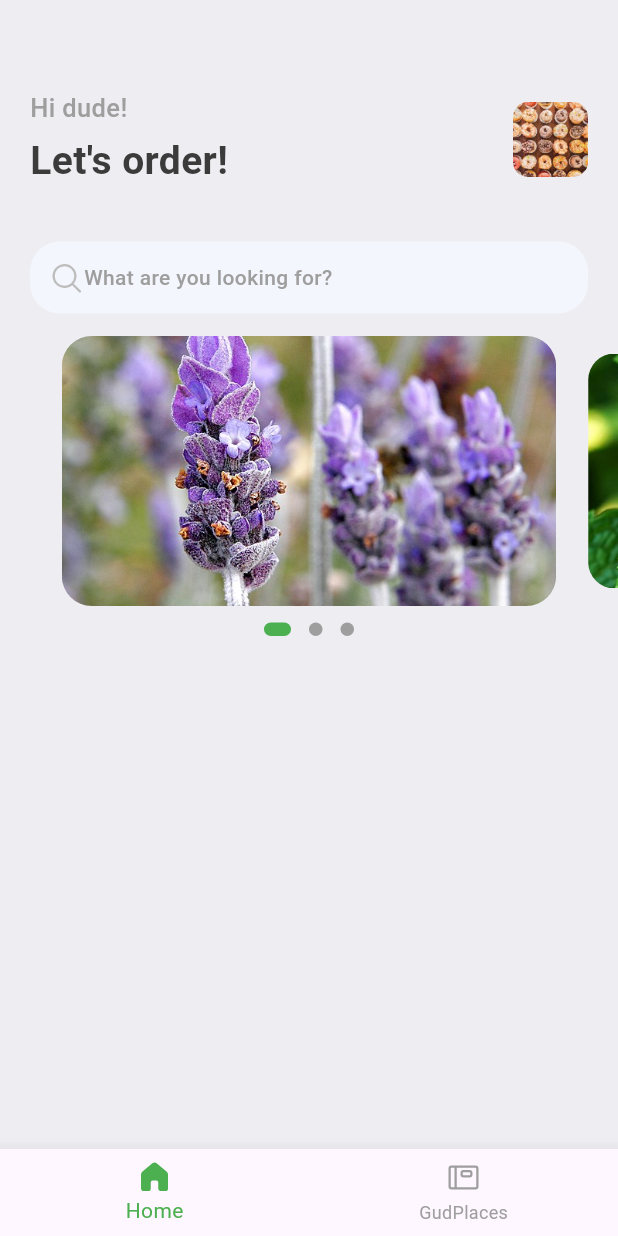
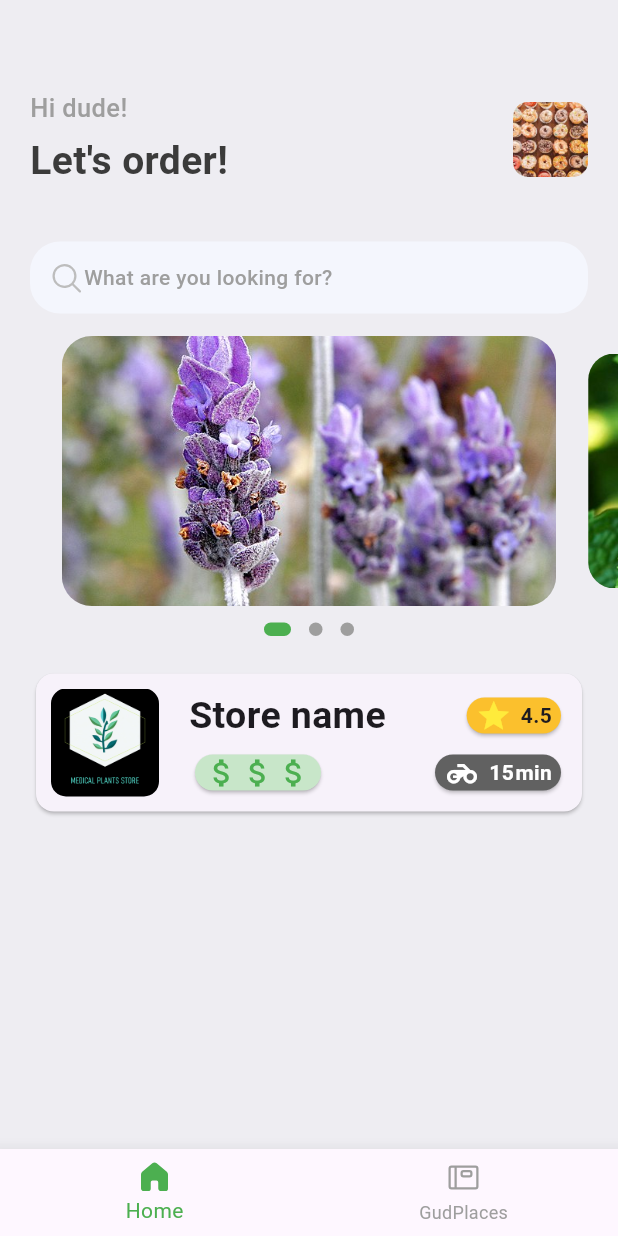
Before and after one commit to kevsalcedo/sapp_flutterxy, a Flutter app: the screen it shows after launch, on a phone screen of 412 x 824 dp. Run offline on Flutter 3.47's test engine with Material 2 defaults, Android fonts, the phone set to English and light mode, and no system bars; drawn by our look-alikes of carousel_slider, dots_indicator; our stand-ins replace fluentui_system_icons, gap.

Commit message:
Add StoreItem to home screen.

```diff
--- a/lib/presentation/pages/home_screen.dart
+++ b/lib/presentation/pages/home_screen.dart
@@ -2,6 +2,7 @@ import 'package:fluentui_system_icons/fluentui_system_icons.dart';
 import 'package:flutter/cupertino.dart';
 import 'package:flutter/material.dart';
 import 'package:gap/gap.dart';
+import 'package:sapp_flutterxy/presentation/widgets/store_item.dart';
 import '../../utils/app_styles.dart';
 import '../widgets/carousel_with_indicator.dart';
 
@@ -71,6 +72,8 @@ class HomeScreen extends StatelessWidget {
                 ),
                 const Gap(15),
                 const CarouselWithIndicator(),
+                const Gap(15),
+                const StoreItem(),
               ],
             ),
           ),
```
